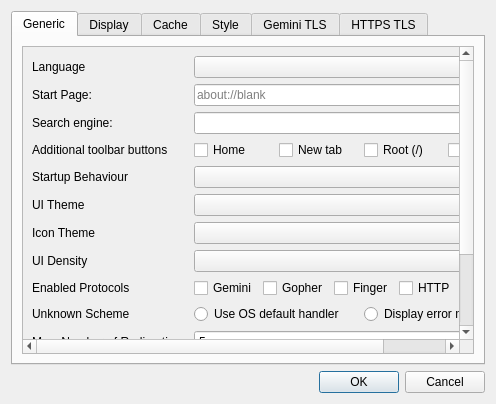
This is src/dialogs/settingsdialog.ui in ikskuh/kristall as Qt 5 draws it before an edit. The edited form follows.
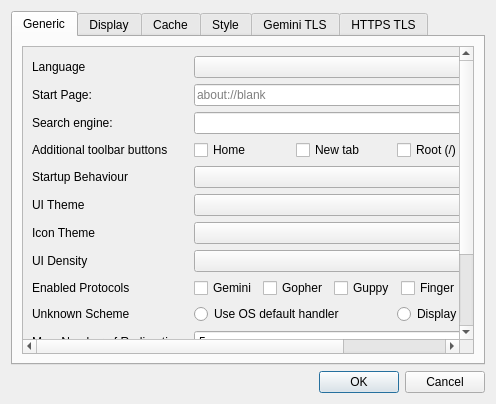
This is the edited form. Icons and pictures are not drawn. Custom widgets are drawn as their Qt base class.

Commit message: add ugly guppy:// v0.4 support

Patch:
```diff
--- a/src/dialogs/settingsdialog.ui
+++ b/src/dialogs/settingsdialog.ui
@@ -193,6 +193,16 @@
                </property>
               </widget>
              </item>
+             <item>
+              <widget class="QCheckBox" name="enable_guppy">
+               <property name="enabled">
+                <bool>true</bool>
+               </property>
+               <property name="text">
+                <string>Guppy</string>
+               </property>
+              </widget>
+             </item>
              <item>
               <widget class="QCheckBox" name="enable_finger">
                <property name="enabled">
```
Left out of the diff: 1 changed line with no effect on the pictures. The commit also changes 5 other files.
